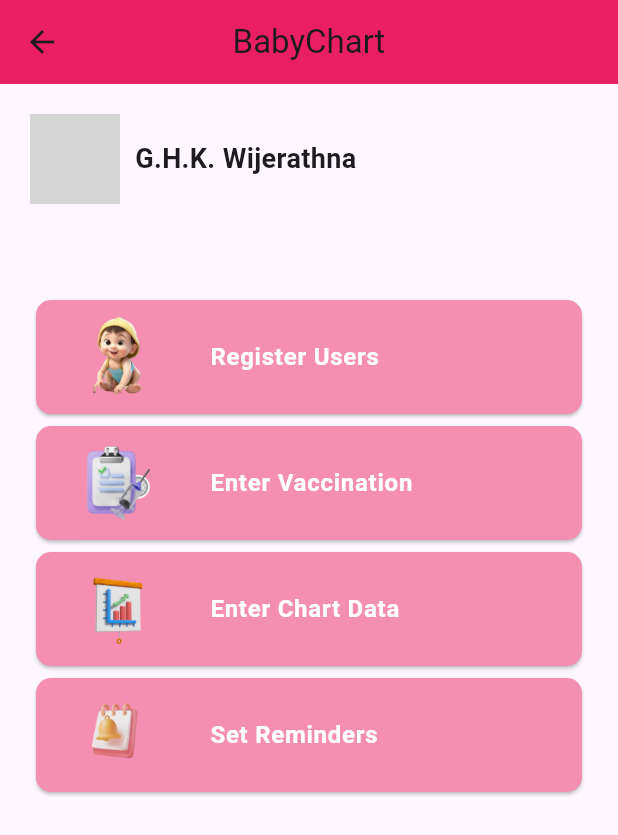
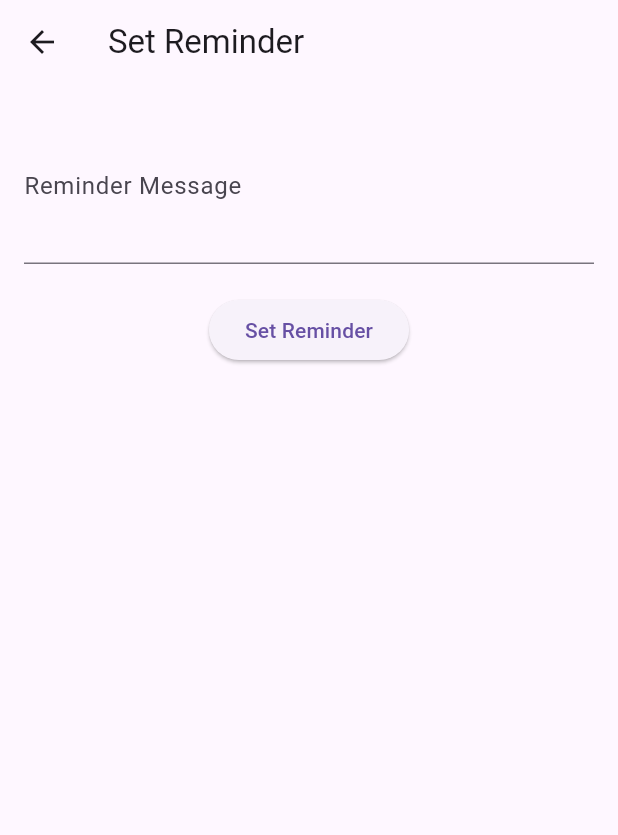
Before and after one commit to Nipuni102/BabyChart-Frontend, a Flutter app: the MidHome screen opened by its route, after a tap on "Set Reminders", on a phone screen of 412 x 824 dp. Shown: the top 835 px of the screen. Run offline on Flutter 3.47's test engine with Material 3 defaults, Android fonts, the light colour scheme and no system bars; our stand-ins replace fl_chart, outline_gradient_button, qr_flutter, shared_preferences; missing offline and left inert: qr_code_scanner; accounts and stored records are empty; grey boxes are pictures that could not be loaded.

Commit message:
init reminder

```diff
--- a/babychart/lib/MidHome.dart
+++ b/babychart/lib/MidHome.dart
@@ -1,5 +1,6 @@
 import 'package:babychart/childRegister.dart';
 import 'package:babychart/enter_chart_data.dart';
+import 'package:babychart/reminder.dart';
 import 'package:flutter/material.dart';
 import 'enter_vaccination.dart';
 import 'addChildFirstPage.dart';
@@ -75,7 +76,7 @@ class MidHome extends StatelessWidget {
                     'Enter Chart Data',
                     'assets/enter_chart_data.png', // Replace with your image path
                     () {
-                       Navigator.push(
+                      Navigator.push(
                         context,
                         MaterialPageRoute(
                             builder: (context) => EnterChartData()),
@@ -85,9 +86,14 @@ class MidHome extends StatelessWidget {
                   buildCard(
                     context,
                     'Set Reminders',
-                    'assets/set_reminders.png', // Replace with your image path
+                    'assets/set_reminders.png',
                     () {
-                      // Handle Set Reminders button press
+                      Navigator.push(
+                        context,
+                        MaterialPageRoute(
+                          builder: (context) => ReminderPage(),
+                        ),
+                      );
                     },
                   ),
                 ],
--- /dev/null
+++ b/babychart/lib/reminder.dart
@@ -0,0 +1,70 @@
+import 'dart:convert';
+import 'package:flutter/material.dart';
+import 'package:http/http.dart' as http;
+
+class ReminderPage extends StatefulWidget {
+  @override
+  _ReminderPageState createState() => _ReminderPageState();
+}
+
+class _ReminderPageState extends State<ReminderPage> {
+  final _messageController = TextEditingController();
+
+  Future<void> _setReminder() async {
+    final message = _messageController.text;
+
+    if (message.isEmpty) {
+      ScaffoldMessenger.of(context).showSnackBar(
+        SnackBar(content: Text('Please enter a reminder message')),
+      );
+      return;
+    }
+
+    final response = await http.post(
+      Uri.parse('https://your-backend-url.com/set-reminder'),
+      headers: {
+        'Content-Type': 'application/json',
+        'Authorization': 'Bearer YOUR_TOKEN',
+      },
+      body: jsonEncode({'message': message}),
+    );
+
+    if (response.statusCode == 200) {
+      ScaffoldMessenger.of(context).showSnackBar(
+        SnackBar(content: Text('Reminder set successfully')),
+      );
+      // Optionally, clear the input field
+      _messageController.clear();
+    } else {
+      ScaffoldMessenger.of(context).showSnackBar(
+        SnackBar(content: Text('Failed to set reminder')),
+      );
+    }
+  }
+
+  @override
+  Widget build(BuildContext context) {
+    return Scaffold(
+      appBar: AppBar(
+        title: Text('Set Reminder'),
+      ),
+      body: Padding(
+        padding: EdgeInsets.all(16.0),
+        child: Column(
+          children: [
+            TextField(
+              controller: _messageController,
+              decoration: InputDecoration(labelText: 'Reminder Message'),
+              maxLines: 3,
+            ),
+            SizedBox(height: 20),
+            ElevatedButton(
+              onPressed: _setReminder,
+              child: Text('Set Reminder'),
+            ),
+          ],
+        ),
+      ),
+    );
+  }
+}
--- a/babychart/pubspec.yaml
+++ b/babychart/pubspec.yaml
@@ -37,7 +37,6 @@ dependencies:
   path_provider: ^2.0.11
   image: ^3.0.1
   shared_preferences: ^2.0.15
-
 
   # The following adds the Cupertino Icons font to your application.
   # Use with the CupertinoIcons class for iOS style icons.
```
Also changed, not shown: babychart/lib/signUpPage.dart (+9 -1 lines).
